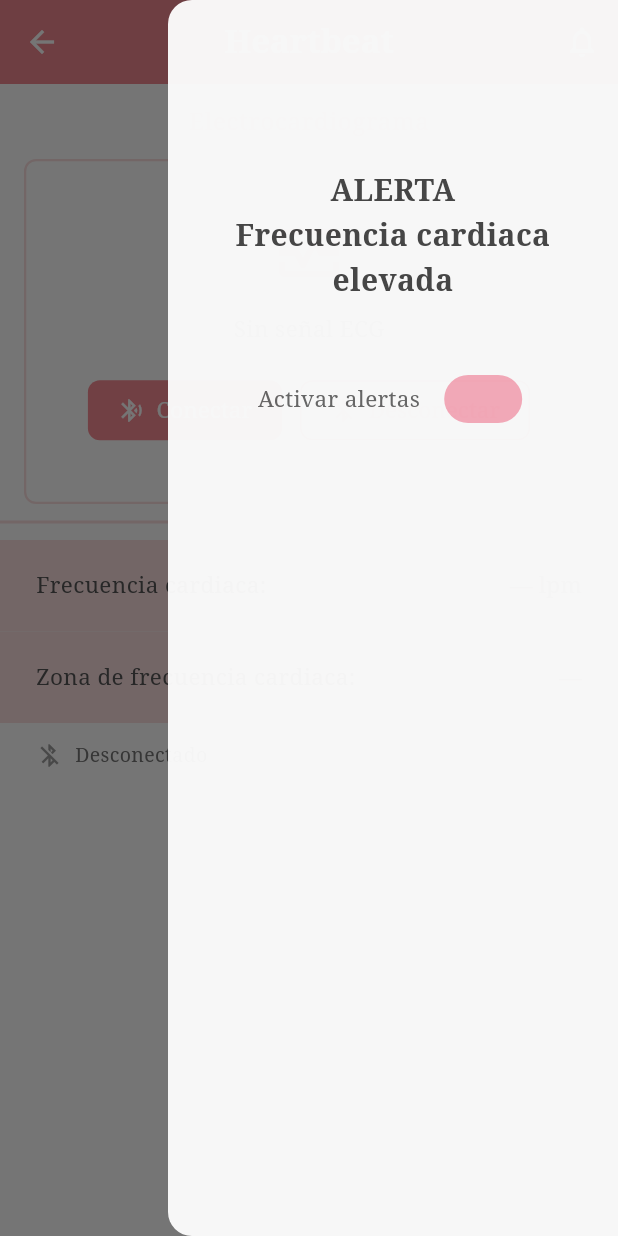
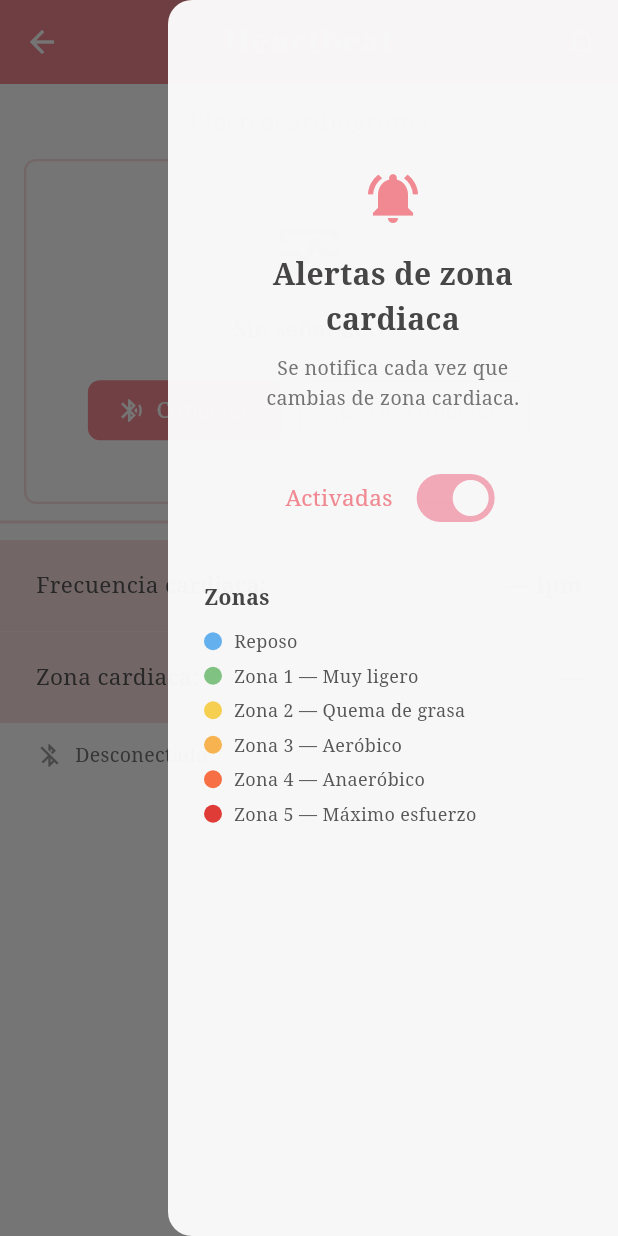
Before and after one commit to JulietaOM/Taller-de-Apps_equipo4, a Flutter app: the EcgScreen screen opened directly with empty values, in the side drawer, after a tap on "Conectar", on a phone screen of 412 x 824 dp. Run offline on Flutter 3.47's test engine with Material 3 defaults, Android fonts, the phone set to English and light mode, and no system bars; our stand-ins replace fl_chart, flutter_blue_plus, permission_handler.

Commit message:
Calculo de frecuencia cardica y alerta de zona cardiaca

```diff
--- /dev/null
+++ b/heartbeat/lib/features/ecg/data/domain/heart_rate_calculator.dart
@@ -0,0 +1,173 @@
+/// Calcula frecuencia cardiaca y zona a partir de muestras ADC del ESP32.
+///
+/// La señal del ESP32 tiene estas características conocidas:
+/// - Rango ADC: 0–4095 (12 bits)
+/// - Pico R mapeado: ~3700–3900
+/// - Baseline: ~2000 (normalizado al centro)
+/// - Sample rate: 250 Hz
+/// - Periodo refractario fisiológico: ~200 ms
+///
+/// Algoritmo:
+/// 1. Umbral fijo al 75% del rango ADC conocido (evita calibración lenta)
+/// 2. Detección de máximo local con periodo refractario
+/// 3. BPM por promedio móvil de intervalos RR
+/// 4. Clasificación de zona según % de FCmáx (220 − edad)
+class HeartRateCalculator {
+  HeartRateCalculator({
+    required this.sampleRateHz,
+    this.age = 25,
+  }) {
+    _maxHr             = 220 - age;
+    _refractorySamples = (sampleRateHz * _refractoryMs / 1000).round();
+  }
+
+  final int sampleRateHz;
+  final int age;
+
+  // ── Parámetros ────────────────────────────────────────────────────
+  static const double _refractoryMs  = 200;  // ms mínimos entre picos R
+  static const int    _rrWindowSize  = 6;    // picos para promedio RR
+  static const double _peakThreshold = 2800; // umbral ADC para pico R
+  //   La señal del ESP32: baseline ~2000, pico R ~3800
+  //   2800 queda bien por encima del ruido y por debajo del pico
+
+  late final int _maxHr;
+  late final int _refractorySamples;
+
+  // Estado interno
+  double _prev2         = 0;
+  double _prev1         = 0;
+  int    _sampleCount   = 0;
+  int    _lastPeakIdx   = -1;
+
+  final List<int> _rrIntervals = [];
+
+  int           _bpm  = 0;
+  HeartRateZone _zone = HeartRateZone.none;
+
+  int           get bpm  => _bpm;
+  HeartRateZone get zone => _zone;
+
+  // ── API pública ───────────────────────────────────────────────────
+
+  /// Agrega una muestra. Devuelve true si se actualizó el BPM.
+  bool addSample(double sample) {
+    _sampleCount++;
+
+    // Necesita 3 muestras para máximo local
+    if (_sampleCount < 3) {
+      _prev2 = _prev1;
+      _prev1 = sample;
+      return false;
+    }
+
+    // Máximo local: prev1 es mayor que sus vecinos y supera el umbral
+    final isPeak = _prev1 > _peakThreshold &&
+        _prev1 > _prev2 &&
+        _prev1 >= sample;
+
+    _prev2 = _prev1;
+    _prev1 = sample;
+
+    if (!isPeak) return false;
+
+    final peakIdx = _sampleCount - 1;
+
+    // Periodo refractario
+    if (_lastPeakIdx >= 0 &&
+        peakIdx - _lastPeakIdx < _refractorySamples) {
+      return false;
+    }
+
+    // Calcula intervalo RR
+    if (_lastPeakIdx >= 0) {
+      final rr = peakIdx - _lastPeakIdx;
+
+      // Sanity check: RR entre 300 ms y 2000 ms (30–200 bpm)
+      final rrMs = rr / sampleRateHz * 1000;
+      if (rrMs >= 300 && rrMs <= 2000) {
+        _rrIntervals.add(rr);
+        if (_rrIntervals.length > _rrWindowSize) {
+          _rrIntervals.removeAt(0);
+        }
+        _updateBpm();
+      }
+    }
+
+    _lastPeakIdx = peakIdx;
+    return _bpm > 0;
+  }
+
+  void reset() {
+    _prev2        = 0;
+    _prev1        = 0;
+    _sampleCount  = 0;
+    _lastPeakIdx  = -1;
+    _rrIntervals.clear();
+    _bpm  = 0;
+    _zone = HeartRateZone.none;
+  }
+
+  // ── Privados ──────────────────────────────────────────────────────
+
+  void _updateBpm() {
+    if (_rrIntervals.isEmpty) return;
+
+    final avgRr = _rrIntervals.reduce((a, b) => a + b) / _rrIntervals.length;
+    final newBpm = (sampleRateHz * 60 / avgRr).round();
+
+    if (newBpm < 30 || newBpm > 220) return;
+
+    _bpm  = newBpm;
+    _zone = _classifyZone(_bpm);
+  }
+
+  HeartRateZone _classifyZone(int bpm) {
+    final pct = bpm / _maxHr * 100;
+
+    if (pct < 50) return HeartRateZone.rest;
+    if (pct < 60) return HeartRateZone.zone1;
+    if (pct < 70) return HeartRateZone.zone2;
+    if (pct < 80) return HeartRateZone.zone3;
+    if (pct < 90) return HeartRateZone.zone4;
+    return          HeartRateZone.zone5;
+  }
+}
+
+// ── Zonas ─────────────────────────────────────────────────────────────────────
+
+enum HeartRateZone {
+  none,
+  rest,   // < 50% FCmáx
+  zone1,  // 50–60%
+  zone2,  // 60–70%
+  zone3,  // 70–80%
+  zone4,  // 80–90%
+  zone5,  // 90–100%
+}
+
+extension HeartRateZoneExt on HeartRateZone {
+  String get label {
+    switch (this) {
+      case HeartRateZone.none:  return '—';
+      case HeartRateZone.rest:  return 'Reposo';
+      case HeartRateZone.zone1: return 'Zona 1 — Muy ligero';
+      case HeartRateZone.zone2: return 'Zona 2 — Quema de grasa';
+      case HeartRateZone.zone3: return 'Zona 3 — Aeróbico';
+      case HeartRateZone.zone4: return 'Zona 4 — Anaeróbico';
+      case HeartRateZone.zone5: return 'Zona 5 — Máximo esfuerzo';
+    }
+  }
+
+  int get colorValue {
+    switch (this) {
+      case HeartRateZone.none:  return 0xFF9E9E9E;
+      case HeartRateZone.rest:  return 0xFF64B5F6;
+      case HeartRateZone.zone1: return 0xFF81C784;
+      case HeartRateZone.zone2: return 0xFFFFD54F;
+      case HeartRateZone.zone3: return 0xFFFFB74D;
+      case HeartRateZone.zone4: return 0xFFFF7043;
+      case HeartRateZone.zone5: return 0xFFE53935;
+    }
+  }
+}
--- a/heartbeat/lib/features/ecg/presentation/screens/ecg_screen.dart
+++ b/heartbeat/lib/features/ecg/presentation/screens/ecg_screen.dart
@@ -6,6 +6,7 @@ import 'package:flutter_blue_plus/flutter_blue_plus.dart';
 import 'package:permission_handler/permission_handler.dart';
 
 import '../../data/services/ble_ecg_service.dart';
+import '../../data/domain/heart_rate_calculator.dart';
 
 class EcgScreen extends StatefulWidget {
   const EcgScreen({
@@ -41,21 +42,33 @@ class _EcgScreenState extends State<EcgScreen> {
   late final BleEcgService _bleService;
   StreamSubscription<int>? _ecgSub;
 
-  // ── Estado ───────────────────────────────────────────────────────
+  // ── ECG / HR ─────────────────────────────────────────────────────
   final List<FlSpot> _spots = [];
   int _x = 0;
 
-  String _status       = 'Desconectado';
-  bool _isConnecting   = false;
-  bool _isConnected    = false;
+  late HeartRateCalculator _hrCalc;
+  int           _bpm  = 0;
+  HeartRateZone _zone = HeartRateZone.none;
+
+  // ── Estado BLE ───────────────────────────────────────────────────
+  String _status      = 'Desconectado';
+  bool _isConnecting  = false;
+  bool _isConnected   = false;
 
   // ── Alertas ──────────────────────────────────────────────────────
-  bool _alertsEnabled  = true;
+  bool _alertsEnabled = true;
+
+  // ── Snackbar anti-spam ───────────────────────────────────────────
+  DateTime? _lastAlertTime;
 
   @override
   void initState() {
     super.initState();
     _bleService = BleEcgService(deviceName: 'ECG_Device');
+    _hrCalc = HeartRateCalculator(
+      sampleRateHz: _sampleRateHz,
+      age: int.tryParse(widget.age) ?? 25,
+    );
   }
 
   @override
@@ -74,15 +87,18 @@ class _EcgScreenState extends State<EcgScreen> {
     ].request();
   }
 
-  // ── Helpers de nombre ─────────────────────────────────────────────
+  // ── Helpers nombre ────────────────────────────────────────────────
   String _deviceName(ScanResult r) {
     if (r.device.platformName.isNotEmpty) return r.device.platformName;
-    if (r.advertisementData.advName.isNotEmpty) return r.advertisementData.advName;
+    if (r.advertisementData.advName.isNotEmpty) {
+      return r.advertisementData.advName;
+    }
     return 'Sin nombre';
   }
 
   bool _hasName(ScanResult r) =>
-      r.device.platformName.isNotEmpty || r.advertisementData.advName.isNotEmpty;
+      r.device.platformName.isNotEmpty ||
+      r.advertisementData.advName.isNotEmpty;
 
   bool _isTarget(ScanResult r) =>
       r.device.platformName == _bleService.deviceName ||
@@ -103,7 +119,7 @@ class _EcgScreenState extends State<EcgScreen> {
       });
   }
 
-  // ── Diálogo de selección BLE ─────────────────────────────────────
+  // ── Diálogo BLE ──────────────────────────────────────────────────
   Future<ScanResult?> _pickDevice() async {
     await _bleService.startDeviceScan(timeout: const Duration(seconds: 15));
     if (!mounted) {
@@ -212,13 +228,29 @@ class _EcgScreenState extends State<EcgScreen> {
 
       final device = await _bleService.connectToDevice(selected.device);
 
+      _hrCalc.reset();
+
       await _ecgSub?.cancel();
       _ecgSub = _bleService.ecgStream.listen((sample) {
+        final prevZone = _zone;
+        final updated = _hrCalc.addSample(sample.toDouble());
+
         setState(() {
           _spots.add(FlSpot(_x.toDouble(), sample.toDouble()));
           _x++;
           if (_spots.length > _maxVisibleSamples) _spots.removeAt(0);
+
+          if (updated) {
+            _bpm  = _hrCalc.bpm;
+            _zone = _hrCalc.zone;
+          }
         });
+
+        // Alerta si cambió de zona
+        if (updated && _alertsEnabled && _zone != prevZone &&
+            _zone != HeartRateZone.none && prevZone != HeartRateZone.none) {
+          _showZoneAlert(_zone);
+        }
       });
 
       setState(() {
@@ -256,13 +288,83 @@ class _EcgScreenState extends State<EcgScreen> {
       _isConnected  = false;
       _isConnecting = false;
       _spots.clear();
-      _x = 0;
+      _x   = 0;
+      _bpm = 0;
+      _zone = HeartRateZone.none;
     });
+    _hrCalc.reset();
+  }
+
+  // ── Alerta de zona ────────────────────────────────────────────────
+  void _showZoneAlert(HeartRateZone zone) {
+    // Anti-spam: máximo una alerta cada 5 segundos
+    final now = DateTime.now();
+    if (_lastAlertTime != null &&
+        now.difference(_lastAlertTime!).inSeconds < 5) {
+      return;
+    }
+    _lastAlertTime = now;
+
+    if (!mounted) return;
+
+    final zoneColor = Color(zone.colorValue);
+
+    ScaffoldMessenger.of(context).showSnackBar(
+      SnackBar(
+        backgroundColor: zoneColor,
+        duration: const Duration(seconds: 4),
+        behavior: SnackBarBehavior.floating,
+        margin: const EdgeInsets.all(16),
+        shape: RoundedRectangleBorder(borderRadius: BorderRadius.circular(12)),
+        content: Row(
+          children: [
+            const Icon(Icons.favorite, color: Colors.white, size: 20),
+            const SizedBox(width: 10),
+            Expanded(
+              child: Column(
+                mainAxisSize: MainAxisSize.min,
+                crossAxisAlignment: CrossAxisAlignment.start,
+                children: [
+                  const Text(
+                    'Cambio de zona cardiaca',
+                    style: TextStyle(
+                      color: Colors.white,
+                      fontWeight: FontWeight.w700,
+                      fontSize: 13,
+                      fontFamily: 'serif',
+                    ),
+                  ),
+                  Text(
+                    zone.label,
+                    style: const TextStyle(
+                      color: Colors.white,
+                      fontSize: 12,
+                      fontFamily: 'serif',
+                    ),
+                  ),
+                ],
+              ),
+            ),
+            Text(
+              '$_bpm lpm',
+              style: const TextStyle(
+                color: Colors.white,
+                fontWeight: FontWeight.w700,
+                fontSize: 15,
+                fontFamily: 'serif',
+              ),
+            ),
+          ],
+        ),
+      ),
+    );
   }
 
   // ── Build ────────────────────────────────────────────────────────
   @override
   Widget build(BuildContext context) {
+    final zoneColor = Color(_zone.colorValue);
+
     return Scaffold(
       backgroundColor: _white,
       endDrawer: _buildAlertDrawer(),
@@ -330,17 +432,19 @@ class _EcgScreenState extends State<EcgScreen> {
             // ── Frecuencia cardiaca ────────────────────────────────
             _InfoTile(
               label: 'Frecuencia cardiaca:',
-              value: '— lpm',
+              value: _bpm > 0 ? '$_bpm lpm' : '— lpm',
               color: _pale,
+              valueColor: _bpm > 0 ? _primary : null,
             ),
 
             const Divider(thickness: 2, color: _pale, height: 1),
 
             // ── Zona ──────────────────────────────────────────────
             _InfoTile(
-              label: 'Zona de frecuencia cardiaca:',
-              value: '—',
+              label: 'Zona cardiaca:',
+              value: _zone.label,
               color: _pale,
+              valueColor: _zone == HeartRateZone.none ? null : zoneColor,
             ),
 
             const Divider(thickness: 2, color: _pale, height: 1),
@@ -351,7 +455,9 @@ class _EcgScreenState extends State<EcgScreen> {
               child: Row(
                 children: [
                   Icon(
-                    _isConnected ? Icons.bluetooth_connected : Icons.bluetooth_disabled,
+                    _isConnected
+                        ? Icons.bluetooth_connected
+                        : Icons.bluetooth_disabled,
                     color: _isConnected ? _primary : Colors.grey,
                     size: 18,
                   ),
@@ -375,17 +481,13 @@ class _EcgScreenState extends State<EcgScreen> {
     );
   }
 
-  // ── Panel con botones (cuando está desconectado) ──────────────────
+  // ── Panel con botones (desconectado) ──────────────────────────────
   Widget _buildConnectPanel() {
     return Center(
       child: Column(
         mainAxisSize: MainAxisSize.min,
         children: [
-          Icon(
-            Icons.monitor_heart_outlined,
-            size: 48,
-            color: _soft,
-          ),
+          Icon(Icons.monitor_heart_outlined, size: 48, color: _soft),
           const SizedBox(height: 16),
           const Text(
             'Sin señal ECG',
@@ -399,7 +501,6 @@ class _EcgScreenState extends State<EcgScreen> {
           Row(
             mainAxisAlignment: MainAxisAlignment.center,
             children: [
-              // Botón Conectar
               ElevatedButton.icon(
                 onPressed: (_isConnecting || _isConnected) ? null : _connect,
                 icon: const Icon(Icons.bluetooth_searching, size: 18),
@@ -415,17 +516,14 @@ class _EcgScreenState extends State<EcgScreen> {
                     horizontal: 20,
                     vertical: 10,
                   ),
-                  textStyle: const TextStyle(
-                    fontFamily: 'serif',
-                    fontSize: 15,
-                  ),
+                  textStyle: const TextStyle(fontFamily: 'serif', fontSize: 15),
                   elevation: 0,
                 ),
               ),
               const SizedBox(width: 12),
-              // Botón Desconectar
               OutlinedButton.icon(
-                onPressed: (_isConnecting || !_isConnected) ? null : _disconnect,
+                onPressed:
+                    (_isConnecting || !_isConnected) ? null : _disconnect,
                 icon: const Icon(Icons.bluetooth_disabled, size: 18),
                 label: const Text('Desconectar'),
                 style: OutlinedButton.styleFrom(
@@ -439,10 +537,7 @@ class _EcgScreenState extends State<EcgScreen> {
                     horizontal: 20,
                     vertical: 10,
                   ),
-                  textStyle: const TextStyle(
-                    fontFamily: 'serif',
-                    fontSize: 15,
-                  ),
+                  textStyle: const TextStyle(fontFamily: 'serif', fontSize: 15),
                 ),
               ),
             ],
@@ -452,10 +547,7 @@ class _EcgScreenState extends State<EcgScreen> {
             const SizedBox(
               width: 20,
               height: 20,
-              child: CircularProgressIndicator(
-                strokeWidth: 2,
-                color: _primary,
-              ),
+              child: CircularProgressIndicator(strokeWidth: 2, color: _primary),
             ),
           ],
         ],
@@ -465,7 +557,8 @@ class _EcgScreenState extends State<EcgScreen> {
 
   // ── Gráfica ECG en vivo ───────────────────────────────────────────
   Widget _buildChart() {
-    final minX = _spots.isEmpty ? 0.0 : _spots.first.x;
+    final minX =
+        _spots.isEmpty ? 0.0 : _spots.first.x;
     final maxX = _spots.isEmpty
         ? _maxVisibleSamples.toDouble()
         : (_spots.first.x + _maxVisibleSamples);
@@ -480,20 +573,15 @@ class _EcgScreenState extends State<EcgScreen> {
               maxX: maxX,
               minY: _adcMin,
               maxY: _adcMax,
-              clipData: const FlClipData.all(),
               gridData: FlGridData(
                 show: true,
                 drawVerticalLine: true,
                 horizontalInterval: 1024,
                 verticalInterval: 250,
-                getDrawingHorizontalLine: (_) => FlLine(
-                  color: _pale,
-                  strokeWidth: 1,
-                ),
-                getDrawingVerticalLine: (_) => FlLine(
-                  color: _pale,
-                  strokeWidth: 1,
-                ),
+                getDrawingHorizontalLine: (_) =>
+                    FlLine(color: _pale, strokeWidth: 1),
+                getDrawingVerticalLine: (_) =>
+                    FlLine(color: _pale, strokeWidth: 1),
               ),
               borderData: FlBorderData(
                 show: true,
@@ -516,14 +604,15 @@ class _EcgScreenState extends State<EcgScreen> {
             ),
           ),
         ),
-        // Botón desconectar superpuesto (esquina superior derecha)
+        // Chip desconectar
         Positioned(
           top: 6,
           right: 6,
           child: GestureDetector(
             onTap: _isConnecting ? null : _disconnect,
             child: Container(
-              padding: const EdgeInsets.symmetric(horizontal: 10, vertical: 4),
+              padding:
+                  const EdgeInsets.symmetric(horizontal: 10, vertical: 4),
               decoration: BoxDecoration(
                 color: _pale,
                 borderRadius: BorderRadius.circular(20),
@@ -559,13 +648,21 @@ class _EcgScreenState extends State<EcgScreen> {
         child: Drawer(
           backgroundColor: _white,
           child: Column(
-            mainAxisSize: MainAxisSize.max,
             children: [
               const SizedBox(height: 80),
-              Container(
-                padding: const EdgeInsets.symmetric(horizontal: 24, vertical: 32),
-                child: const Text(
-                  'ALERTA\nFrecuencia cardiaca elevada',
+              Padding(
+                padding:
+                    const EdgeInsets.symmetric(horizontal: 24, vertical: 32),
+                child: Column(
+                  children: [
+                    Icon(
+                      Icons.notifications_active,
+                      color: _alertsEnabled ? _primary : Colors.grey,
+                      size: 40,
+                    ),
+                    const SizedBox(height: 16),
+                    const Text(
+                      'Alertas de zona\ncardiaca',
                       textAlign: TextAlign.center,
                       style: TextStyle(
                         fontFamily: 'serif',
@@ -575,27 +672,45 @@ class _EcgScreenState extends State<EcgScreen> {
                         height: 1.5,
                       ),
                     ),
+                    const SizedBox(height: 8),
+                    Text(
+                      'Se notifica cada vez que\ncambias de zona cardiaca.',
+                      textAlign: TextAlign.center,
+                      style: TextStyle(
+                        fontFamily: 'serif',
+                        fontSize: 13,
+                        color: Colors.grey.shade600,
+                        height: 1.5,
                       ),
-              const SizedBox(height: 8),
+                    ),
+                  ],
+                ),
+              ),
               Row(
                 mainAxisAlignment: MainAxisAlignment.center,
                 children: [
-                  const Text(
-                    'Activar alertas',
+                  Text(
+                    _alertsEnabled ? 'Activadas' : 'Desactivadas',
                     style: TextStyle(
                       fontFamily: 'serif',
                       fontSize: 15,
-                      color: Color(0xFF666666),
+                      color: _alertsEnabled ? _primary : Colors.grey,
                     ),
                   ),
                   const SizedBox(width: 12),
                   Switch.adaptive(
                     value: _alertsEnabled,
-                    activeThumbColor: _soft,
+                    activeThumbColor: _white,
                     activeTrackColor: _soft,
                     onChanged: (v) => setState(() => _alertsEnabled = v),
                   ),
                 ],
+              ),
+              const SizedBox(height: 32),
+              // Leyenda de zonas
+              const Padding(
+                padding: EdgeInsets.symmetric(horizontal: 24),
+                child: _ZoneLegend(),
               ),
             ],
           ),
@@ -605,17 +720,19 @@ class _EcgScreenState extends State<EcgScreen> {
   }
 }
 
-// ── Tile de info (FC / Zona) ──────────────────────────────────────────────────
+// ── Tile de info ──────────────────────────────────────────────────────────────
 class _InfoTile extends StatelessWidget {
   const _InfoTile({
     required this.label,
     required this.value,
     required this.color,
+    this.valueColor,
   });
 
   final String label;
   final String value;
-  final Color color;
+  final Color  color;
+  final Color? valueColor;
 
   @override
   Widget build(BuildContext context) {
@@ -637,10 +754,11 @@ class _InfoTile extends StatelessWidget {
           ),
           Text(
             value,
-            style: const TextStyle(
+            style: TextStyle(
               fontFamily: 'serif',
               fontSize: 15,
-              color: Color(0xFF888888),
+              fontWeight: FontWeight.w600,
+              color: valueColor ?? const Color(0xFF888888),
             ),
           ),
         ],
@@ -648,3 +766,62 @@ class _InfoTile extends StatelessWidget {
     );
   }
 }
+
+// ── Leyenda de zonas en el drawer ─────────────────────────────────────────────
+class _ZoneLegend extends StatelessWidget {
+  const _ZoneLegend();
+
+  static const _zones = [
+    HeartRateZone.rest,
+    HeartRateZone.zone1,
+    HeartRateZone.zone2,
+    HeartRateZone.zone3,
+    HeartRateZone.zone4,
+    HeartRateZone.zone5,
+  ];
+
+  @override
+  Widget build(BuildContext context) {
+    return Column(
+      crossAxisAlignment: CrossAxisAlignment.start,
+      children: [
+        const Text(
+          'Zonas',
+          style: TextStyle(
+            fontFamily: 'serif',
+            fontSize: 14,
+            fontWeight: FontWeight.w700,
+            color: Color(0xFF444444),
+          ),
+        ),
+        const SizedBox(height: 8),
+        ..._zones.map(
+          (z) => Padding(
+            padding: const EdgeInsets.symmetric(vertical: 3),
+            child: Row(
+              children: [
+                Container(
+                  width: 12,
+                  height: 12,
+                  decoration: BoxDecoration(
+                    color: Color(z.colorValue),
+                    shape: BoxShape.circle,
+                  ),
+                ),
+                const SizedBox(width: 8),
+                Text(
+                  z.label,
+                  style: const TextStyle(
+                    fontFamily: 'serif',
+                    fontSize: 12,
+                    color: Color(0xFF555555),
+                  ),
+                ),
+              ],
+            ),
+          ),
+        ),
+      ],
+    );
+  }
+}
```
Also changed, not shown: 6 other files. Lines whose indentation alone changed are shown as unchanged.
